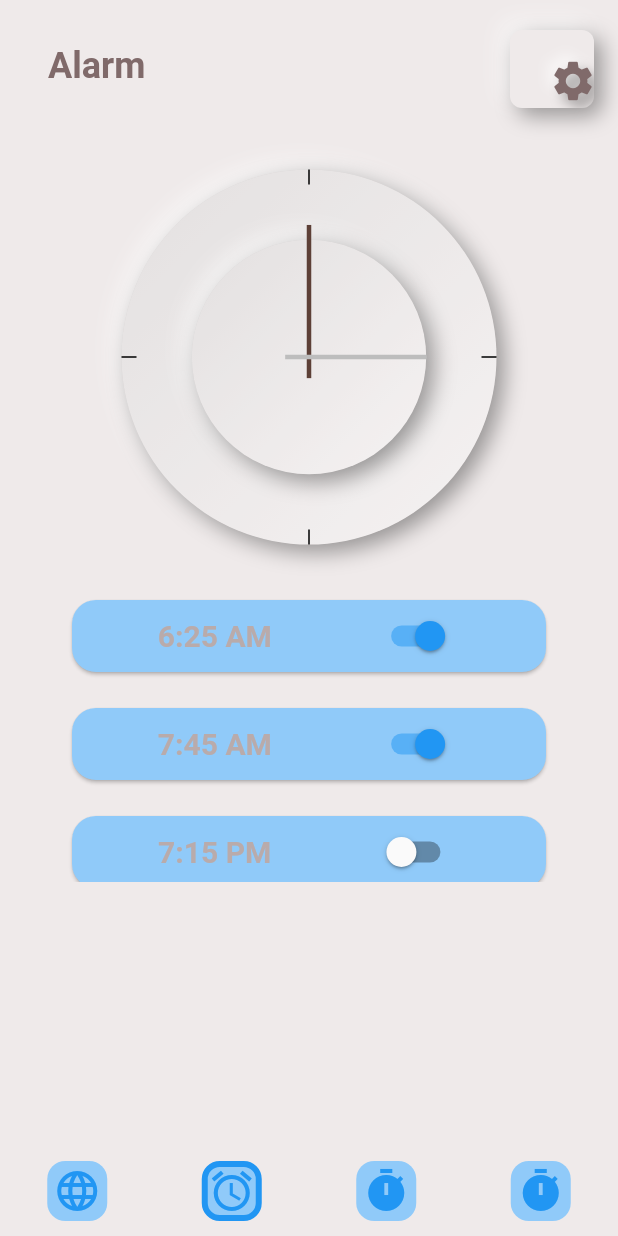
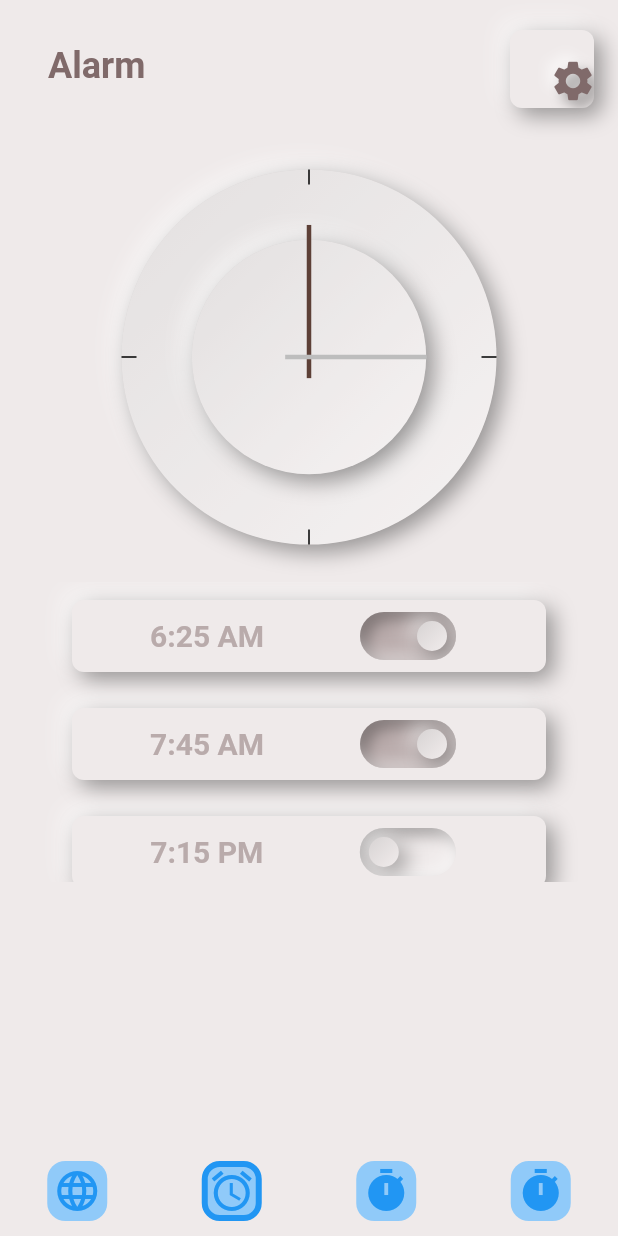
Before and after one commit to DiUS/mobile_sig-neu_clock, a Flutter app: the screen it shows after launch, on a phone screen of 412 x 824 dp. Run offline on Flutter 3.47's test engine with Material 2 defaults, Android fonts, the phone set to English and light mode, and no system bars; drawn by our look-alikes of flutter_neumorphic.

Commit message:
Neumorphism for alarm list

```diff
--- a/lib/presentation/widgets/alarm_list.dart
+++ b/lib/presentation/widgets/alarm_list.dart
@@ -1,4 +1,5 @@
 import 'package:flutter/material.dart';
+import 'package:flutter_neumorphic/flutter_neumorphic.dart';
 import 'package:neu_clock/models/alarm.dart';
 
 class AlarmList extends StatelessWidget {
@@ -23,10 +24,7 @@ class _AlarmCard extends StatelessWidget {
 
   @override
   Widget build(BuildContext context) {
-    return
-        Card(
-          color: Theme.of(context).backgroundColor,
-          shape: RoundedRectangleBorder(borderRadius: BorderRadius.circular(16)),
+    return Neumorphic(
       margin: EdgeInsets.symmetric(horizontal: 48, vertical: 12),
       child: Padding(
         padding: const EdgeInsets.symmetric(horizontal: 24),
@@ -41,10 +39,13 @@ class _AlarmCard extends StatelessWidget {
                 color: Theme.of(context).primaryColor,
               ),
             ),
-
-                Switch(
+            Padding(
+              padding: const EdgeInsets.all(8.0),
+              child: NeumorphicSwitch(
+                height: 32,
                   value: alarm.enabled,
                   onChanged: (bool val) => {print('Changed to $val')}),
+            ),
           ],
         ),
       ),
```
Lines whose indentation alone changed are shown as unchanged.
